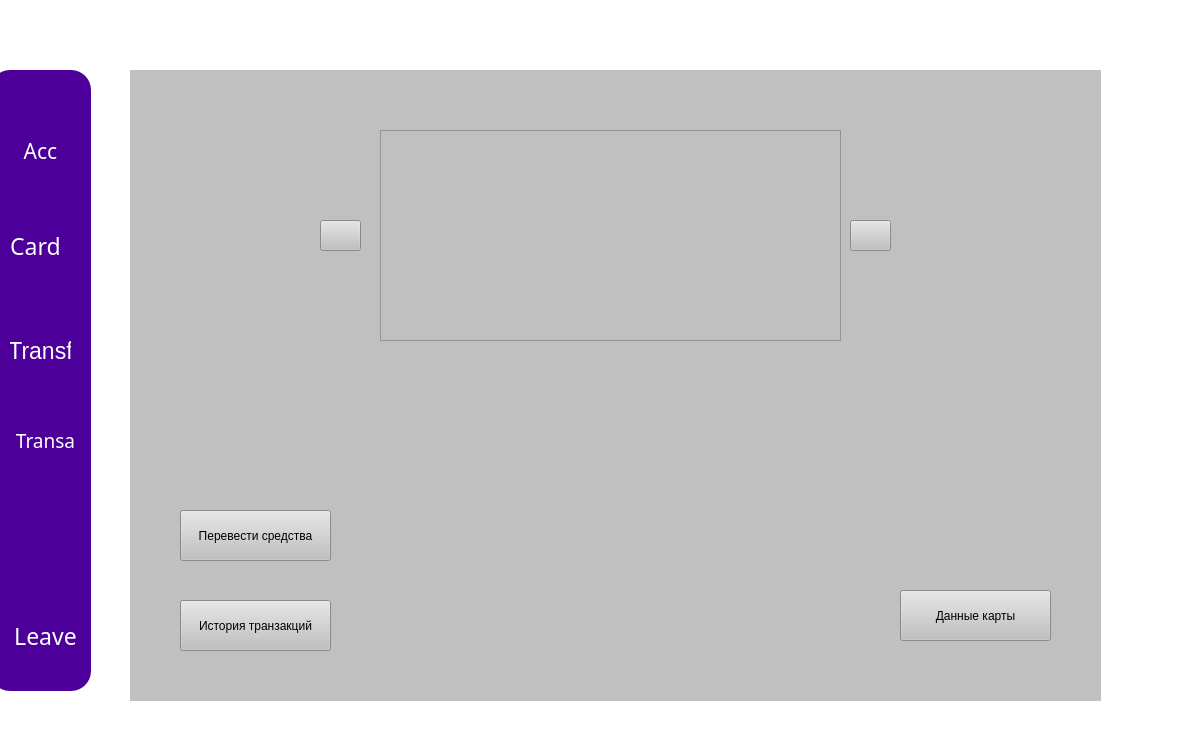
First picture: the form in home_window.ui, repository KrisyukEgor/Banking_app, before the edit.
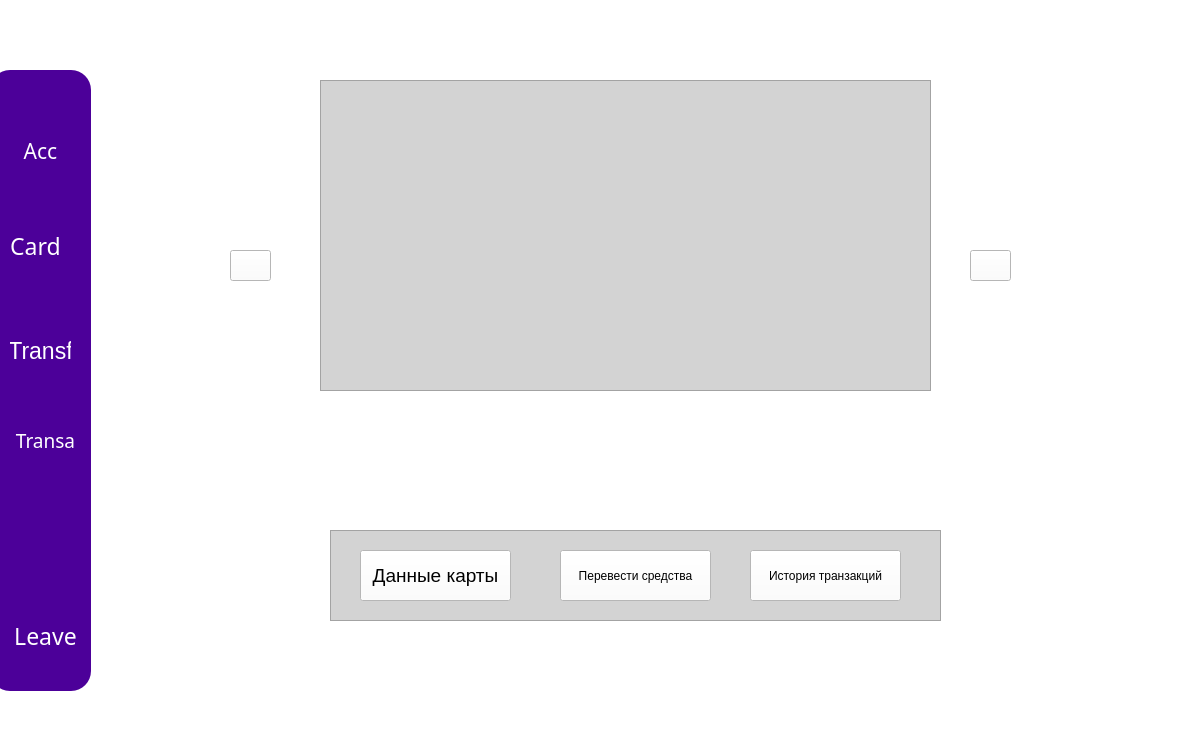
Second picture: the form after the edit. Icons and pictures are not drawn.

```diff
--- a/home_window.ui
+++ b/home_window.ui
@@ -187,16 +187,13 @@
    <property name="geometry">
     <rect>
      <x>130</x>
-     <y>70</y>
+     <y>50</y>
      <width>971</width>
-     <height>631</height>
+     <height>651</height>
     </rect>
    </property>
    <property name="styleSheet">
-    <string notr="true">
-background-color: #C0C0C0;
-
-color: black;
+    <string notr="true">color: black;
 </string>
    </property>
    <property name="currentIndex">
@@ -442,14 +439,16 @@
     <widget class="QGraphicsView" name="graphicsView">
      <property name="geometry">
       <rect>
-       <x>250</x>
-       <y>60</y>
-       <width>461</width>
-       <height>211</height>
+       <x>190</x>
+       <y>30</y>
+       <width>611</width>
+       <height>311</height>
       </rect>
      </property>
      <property name="styleSheet">
-      <string notr="true"/>
+      <string notr="true">QGraphicsView{
+background-color:lightgray;
+}</string>
      </property>
      <property name="frameShape">
       <enum>QFrame::StyledPanel</enum>
@@ -464,8 +463,8 @@
     <widget class="QPushButton" name="Right_swap_button">
      <property name="geometry">
       <rect>
-       <x>720</x>
-       <y>150</y>
+       <x>840</x>
+       <y>200</y>
        <width>41</width>
        <height>31</height>
       </rect>
@@ -477,8 +476,8 @@
     <widget class="QPushButton" name="Left_swap_button">
      <property name="geometry">
       <rect>
-       <x>190</x>
-       <y>150</y>
+       <x>100</x>
+       <y>200</y>
        <width>41</width>
        <height>31</height>
       </rect>
@@ -487,37 +486,50 @@
       <string/>
      </property>
     </widget>
+    <widget class="QFrame" name="menu_card_frame">
+     <property name="geometry">
+      <rect>
+       <x>200</x>
+       <y>480</y>
+       <width>611</width>
+       <height>91</height>
+      </rect>
+     </property>
+     <property name="styleSheet">
+      <string notr="true">QFrame{
+background-color:lightgray;
+}
+</string>
+     </property>
+     <property name="frameShape">
+      <enum>QFrame::StyledPanel</enum>
+     </property>
+     <property name="frameShadow">
+      <enum>QFrame::Raised</enum>
+     </property>
     <widget class="QPushButton" name="Card_data_button">
      <property name="geometry">
       <rect>
-       <x>770</x>
-       <y>520</y>
+        <x>30</x>
+        <y>20</y>
        <width>151</width>
        <height>51</height>
       </rect>
      </property>
+      <property name="font">
+       <font>
+        <pointsize>14</pointsize>
+       </font>
+      </property>
      <property name="text">
       <string>Данные карты</string>
      </property>
     </widget>
-    <widget class="QPushButton" name="Card_window_transactions_button">
-     <property name="geometry">
-      <rect>
-       <x>50</x>
-       <y>530</y>
-       <width>151</width>
-       <height>51</height>
-      </rect>
-     </property>
-     <property name="text">
-      <string>История транзакций</string>
-     </property>
-    </widget>
     <widget class="QPushButton" name="Transfer_money_buttob">
      <property name="geometry">
       <rect>
-       <x>50</x>
-       <y>440</y>
+        <x>230</x>
+        <y>20</y>
        <width>151</width>
        <height>51</height>
       </rect>
@@ -525,6 +537,20 @@
      <property name="text">
       <string>Перевести средства</string>
      </property>
+     </widget>
+     <widget class="QPushButton" name="Card_window_transactions_button">
+      <property name="geometry">
+       <rect>
+        <x>420</x>
+        <y>20</y>
+        <width>151</width>
+        <height>51</height>
+       </rect>
+      </property>
+      <property name="text">
+       <string>История транзакций</string>
+      </property>
+     </widget>
     </widget>
    </widget>
    <widget class="QWidget" name="Transfer_page"/>
```
Left out of the diff: 18 changed lines with no effect on the pictures. Lines whose indentation alone changed are shown as unchanged.
